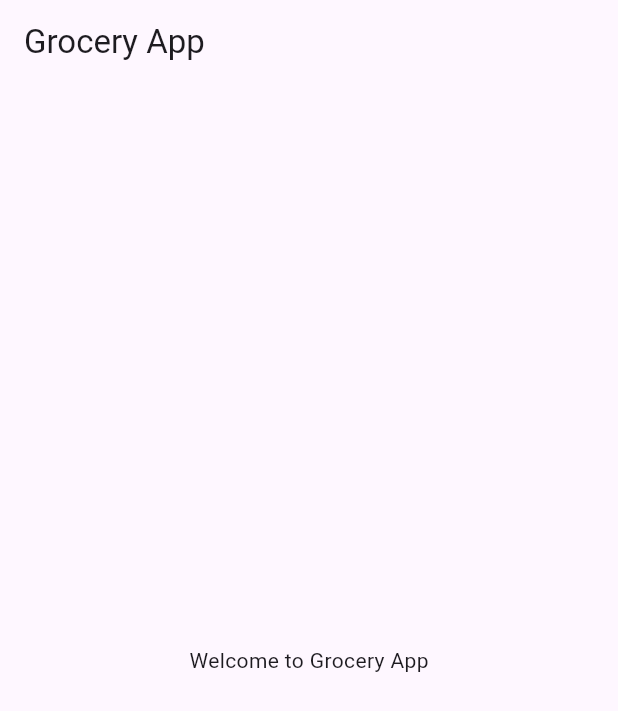
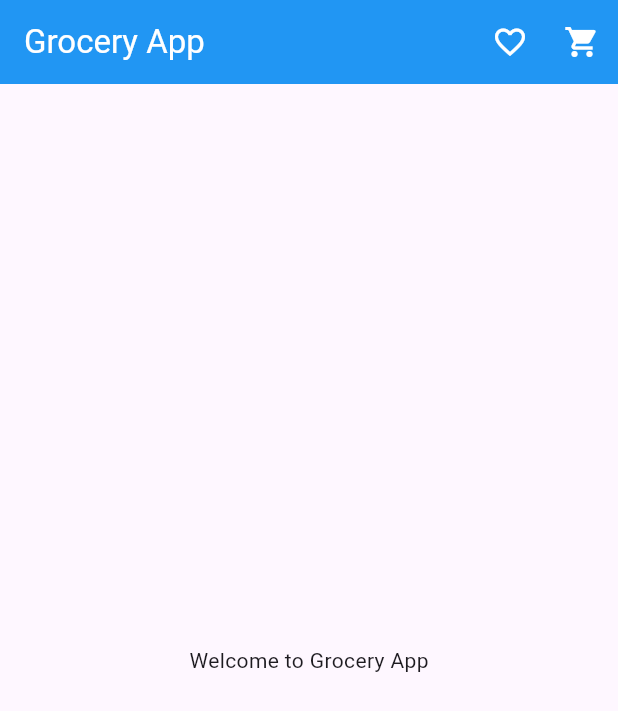
Before and after one commit to MontasirOpi/grocery_app_using_bloc, a Flutter app: the screen it shows after launch, on a phone screen of 412 x 824 dp. Shown: the top 711 px of the screen. Run offline on Flutter 3.47's test engine with Material 3 defaults, Android fonts, the phone set to English and light mode, and no system bars; our stand-ins replace bloc, flutter_bloc.

Commit message:
home screen bloc

```diff
--- a/lib/features/home/bloc/home_bloc_bloc.dart
+++ b/lib/features/home/bloc/home_bloc_bloc.dart
@@ -1,3 +1,5 @@
+import 'dart:async';
+
 import 'package:bloc/bloc.dart';
 import 'package:meta/meta.dart';
 
@@ -6,8 +8,25 @@ part 'home_bloc_state.dart';
 
 class HomeBlocBloc extends Bloc<HomeBlocEvent, HomeBlocState> {
   HomeBlocBloc() : super(HomeBlocInitial()) {
-    on<HomeBlocEvent>((event, emit) {
-      // TODO: implement event handler
-    });
+   on<HomeProductWishListButtonClickEvent>(homeProductWishListButtonClickEvent);
+   on<HomeProductCartButtonClickEvent>(homeProductCartButtonClickEvent);
+   on<HomeWishlistButtonNavigateEvent>(homeWishlistButtonNavigateEvent);
+   on<HomeCartButtonNavigateEvent>(homeCartButtonNavigateEvent);
+  }
+
+  FutureOr<void> homeProductWishListButtonClickEvent(HomeProductWishListButtonClickEvent event, Emitter<HomeBlocState> emit) {
+    print('wishlist product clicked');
+  }
+
+  FutureOr<void> homeProductCartButtonClickEvent(HomeProductCartButtonClickEvent event, Emitter<HomeBlocState> emit) {
+    print('cart product clicked');
+  }
+
+  FutureOr<void> homeWishlistButtonNavigateEvent(HomeWishlistButtonNavigateEvent event, Emitter<HomeBlocState> emit) {
+    print('wishlist navigate clicked');
+  }
+
+  FutureOr<void> homeCartButtonNavigateEvent(HomeCartButtonNavigateEvent event, Emitter<HomeBlocState> emit) {
+    print('cart navigate clicked');
   }
 }
--- a/lib/features/home/ui/home.dart
+++ b/lib/features/home/ui/home.dart
@@ -1,4 +1,6 @@
 import 'package:flutter/material.dart';
+import 'package:flutter_bloc/flutter_bloc.dart';
+import 'package:grocery_app/features/home/bloc/home_bloc_bloc.dart';
 
 class Home extends StatefulWidget {
   const Home({super.key});
@@ -8,11 +10,42 @@ class Home extends StatefulWidget {
 }
 
 class _HomeState extends State<Home> {
+  final HomeBlocBloc homeBloc = HomeBlocBloc();
   @override
   Widget build(BuildContext context) {
-    return Scaffold(
-      appBar: AppBar(title: const Text('Grocery App')),
-      body: const Center(child: Text('Welcome to Grocery App')),
+    return BlocConsumer<HomeBlocBloc, HomeBlocState>(
+      bloc: homeBloc,
+      listener: (context, state) {},
+      // listenWhen: (previous, current) {},
+      // buildWhen: (previous, current) {},
+      builder: (context, state) {
+        return Scaffold(
+          appBar: AppBar(
+            title: const Text(
+              'Grocery App',
+              style: TextStyle(color: Colors.white),
+            ),
+            backgroundColor: Colors.blue,
+            actions: [
+              IconButton(
+                onPressed: () {
+                  homeBloc.add(HomeWishlistButtonNavigateEvent());
+                },
+                icon: Icon(Icons.favorite_border),
+                color: Colors.white,
+              ),
+              IconButton(
+                onPressed: () {
+                  homeBloc.add(HomeCartButtonNavigateEvent());
+                },
+                icon: Icon(Icons.shopping_cart),
+                color: Colors.white,
+              ),
+            ],
+          ),
+          body: const Center(child: Text('Welcome to Grocery App')),
+        );
+      },
     );
   }
 }
--- a/lib/main.dart
+++ b/lib/main.dart
@@ -10,6 +10,12 @@ class MyApp extends StatelessWidget {
 
   @override
   Widget build(BuildContext context) {
-    return MaterialApp(home: Home());
+
+    return MaterialApp(
+      debugShowCheckedModeBanner: false,
+      theme: ThemeData(
+        primarySwatch: Colors.teal,
+      ),
+      home: Home());
   }
 }
--- a/pubspec.yaml
+++ b/pubspec.yaml
@@ -30,8 +30,9 @@ environment:
 dependencies:
   flutter:
     sdk: flutter
-  bloc:
-  flutter_bloc:
+  bloc: ^9.0.0
+  flutter_bloc: ^9.1.0
+  provider: ^6.1.4
 
   # The following adds the Cupertino Icons font to your application.
   # Use with the CupertinoIcons class for iOS style icons.
```
Also changed, not shown: pubspec.lock.
